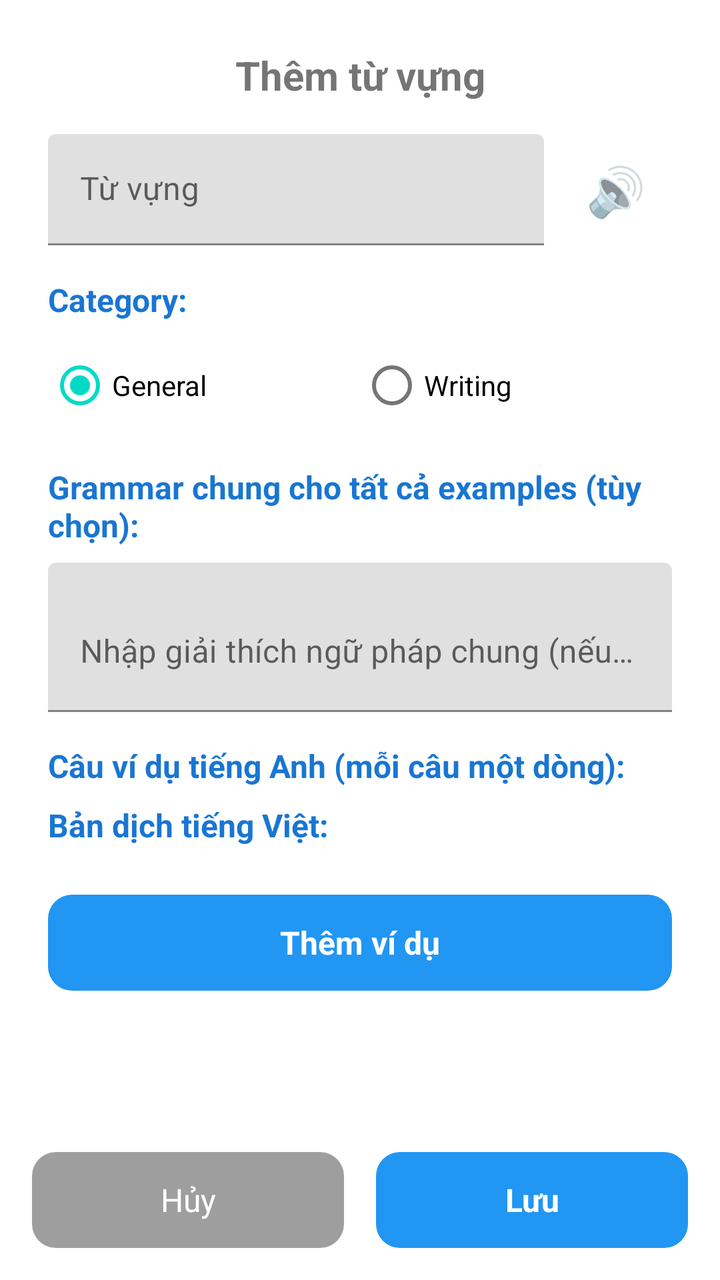
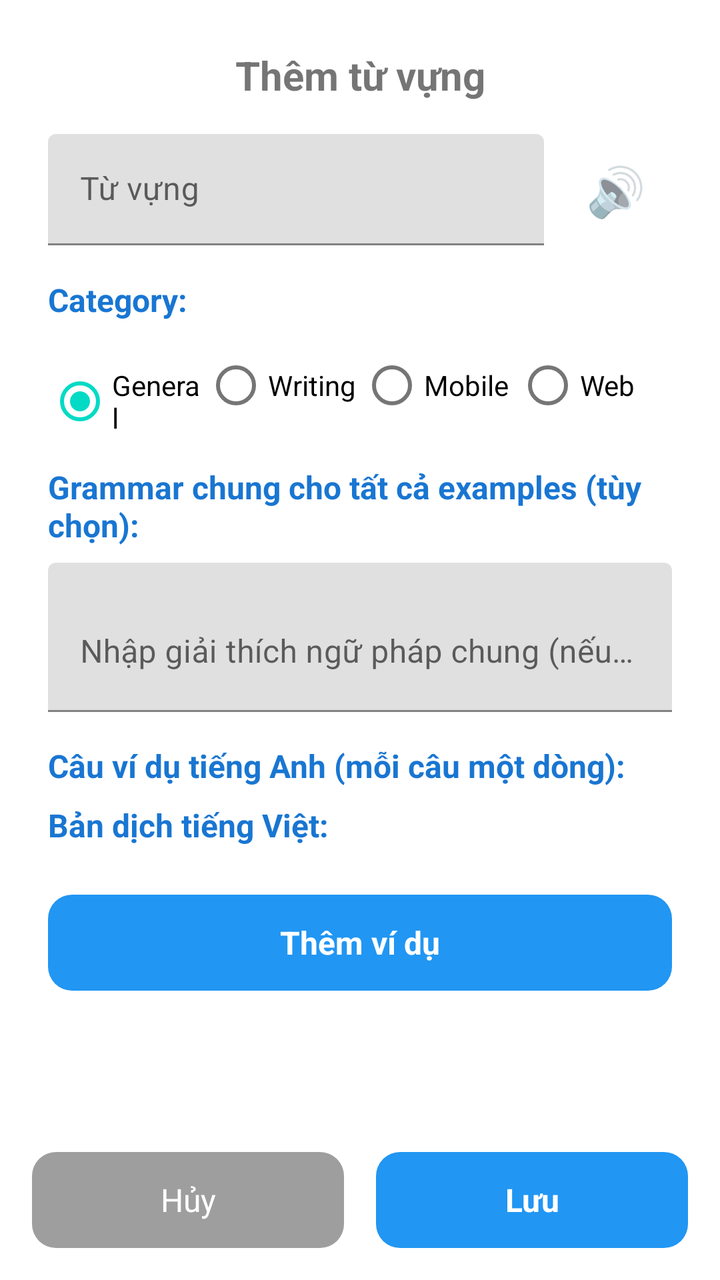

Two renders of the same Android screen: before a commit and after it. Below are the layout's source before the change and the commit's diff.
<!-- AndroidManifest.xml: application theme Theme.SpecialEnglishLearningApp -->
<!-- res/layout/dialog_add_vocabulary.xml -->
<?xml version="1.0" encoding="utf-8"?>
<LinearLayout xmlns:android="http://schemas.android.com/apk/res/android"
    android:layout_width="match_parent"
    android:layout_height="match_parent"
    android:orientation="vertical">

    <ScrollView
        android:layout_width="match_parent"
        android:layout_height="0dp"
        android:layout_weight="1"
        android:fillViewport="true">

        <LinearLayout
            android:layout_width="match_parent"
            android:layout_height="wrap_content"
            android:orientation="vertical"
            android:padding="24dp">

            <TextView
                android:layout_width="match_parent"
                android:layout_height="wrap_content"
                android:text="@string/add_vocabulary"
                android:textSize="20sp"
                android:textStyle="bold"
                android:layout_marginBottom="16dp"
                android:gravity="center" />

            <LinearLayout
                android:layout_width="match_parent"
                android:layout_height="wrap_content"
                android:layout_marginBottom="16dp"
                android:orientation="horizontal"
                android:gravity="center_vertical">

                <com.google.android.material.textfield.TextInputLayout
                    android:layout_width="0dp"
                    android:layout_height="wrap_content"
                    android:layout_weight="1"
                    android:hint="@string/word_hint">

                    <com.google.android.material.textfield.TextInputEditText
                        android:id="@+id/editTextWord"
                        android:layout_width="match_parent"
                        android:layout_height="wrap_content"
                        android:inputType="text" />

                </com.google.android.material.textfield.TextInputLayout>

                <TextView
                    android:id="@+id/buttonSpeaker"
                    android:layout_width="56dp"
                    android:layout_height="56dp"
                    android:text="🔊"
                    android:textSize="24sp"
                    android:gravity="center"
                    android:background="?attr/selectableItemBackgroundBorderless"
                    android:clickable="true"
                    android:focusable="true"
                    android:layout_marginStart="8dp" />

            </LinearLayout>

            <TextView
                android:layout_width="match_parent"
                android:layout_height="wrap_content"
                android:text="Category:"
                android:textSize="16sp"
                android:textStyle="bold"
                android:textColor="@color/blue_700"
                android:layout_marginBottom="8dp" />

            <RadioGroup
                android:id="@+id/radioGroupCategory"
                android:layout_width="match_parent"
                android:layout_height="wrap_content"
                android:orientation="horizontal"
                android:layout_marginBottom="16dp">

                <RadioButton
                    android:id="@+id/radioGeneral"
                    android:layout_width="0dp"
                    android:layout_height="wrap_content"
                    android:layout_weight="1"
                    android:text="General"
                    android:checked="true" />

                <RadioButton
                    android:id="@+id/radioWriting"
                    android:layout_width="0dp"
                    android:layout_height="wrap_content"
                    android:layout_weight="1"
                    android:text="Writing" />

            </RadioGroup>

            <TextView
                android:layout_width="match_parent"
                android:layout_height="wrap_content"
                android:text="Grammar chung cho tất cả examples (tùy chọn):"
                android:textSize="16sp"
                android:textStyle="bold"
                android:textColor="@color/blue_700"
                android:layout_marginBottom="8dp" />

            <com.google.android.material.textfield.TextInputLayout
                android:layout_width="match_parent"
                android:layout_height="wrap_content"
                android:hint="Nhập giải thích ngữ pháp chung (nếu cần)"
                android:layout_marginBottom="16dp">

                <com.google.android.material.textfield.TextInputEditText
                    android:id="@+id/editTextVocabularyGrammar"
                    android:layout_width="match_parent"
                    android:layout_height="wrap_content"
                    android:inputType="textMultiLine"
                    android:maxLines="3"
                    android:minLines="2" />

            </com.google.android.material.textfield.TextInputLayout>

            <TextView
                android:layout_width="match_parent"
                android:layout_height="wrap_content"
                android:text="Câu ví dụ tiếng Anh (mỗi câu một dòng):"
                android:textSize="16sp"
                android:textStyle="bold"
                android:textColor="@color/blue_700"
                android:layout_marginBottom="8dp" />

            <TextView
                android:layout_width="match_parent"
                android:layout_height="wrap_content"
                android:text="Bản dịch tiếng Việt:"
                android:textSize="16sp"
                android:textStyle="bold"
                android:textColor="@color/blue_700"
                android:layout_marginBottom="8dp" />

            <LinearLayout
                android:id="@+id/containerExamples"
                android:layout_width="match_parent"
                android:layout_height="wrap_content"
                android:orientation="vertical"
                android:layout_marginBottom="16dp" />

            <TextView
                android:id="@+id/buttonAddExample"
                android:layout_width="match_parent"
                android:layout_height="48dp"
                android:text="@string/add_example"
                android:textSize="16sp"
                android:textStyle="bold"
                android:gravity="center"
                android:background="@drawable/button_primary"
                android:textColor="@color/white"
                android:clickable="true"
                android:focusable="true" />

        </LinearLayout>

    </ScrollView>

    <LinearLayout
        android:layout_width="match_parent"
        android:layout_height="wrap_content"
        android:orientation="horizontal"
        android:padding="16dp"
        android:background="@android:color/white">

        <TextView
            android:id="@+id/buttonCancel"
            android:layout_width="0dp"
            android:layout_height="48dp"
            android:layout_weight="1"
            android:text="@string/cancel"
            android:textSize="16sp"
            android:gravity="center"
            android:background="@drawable/button_secondary"
            android:textColor="@color/white"
            android:layout_marginEnd="8dp"
            android:clickable="true"
            android:focusable="true" />

        <TextView
            android:id="@+id/buttonSave"
            android:layout_width="0dp"
            android:layout_height="48dp"
            android:layout_weight="1"
            android:text="@string/save"
            android:textSize="16sp"
            android:textStyle="bold"
            android:gravity="center"
            android:background="@drawable/button_primary"
            android:textColor="@color/white"
            android:layout_marginStart="8dp"
            android:clickable="true"
            android:focusable="true" />

    </LinearLayout>

</LinearLayout>
<!-- resources referenced by this layout -->
<resources>
  <color name="blue_700">#FF1976D2</color>
  <color name="white">#FFFFFFFF</color>
  <!-- drawable button_primary (drawable) -->
  <?xml version="1.0" encoding="utf-8"?>
  <selector xmlns:android="http://schemas.android.com/apk/res/android">
      <item android:state_pressed="true">
          <shape android:shape="rectangle">
              <corners android:radius="12dp" />
              <solid android:color="@color/blue_500" />
          </shape>
      </item>
      <item>
          <shape android:shape="rectangle">
              <corners android:radius="12dp" />
              <solid android:color="@color/blue_500" />
          </shape>
      </item>
  </selector>
  <!-- drawable button_secondary (drawable) -->
  <?xml version="1.0" encoding="utf-8"?>
  <selector xmlns:android="http://schemas.android.com/apk/res/android">
      <item android:state_pressed="true">
          <shape android:shape="rectangle">
              <corners android:radius="12dp" />
              <solid android:color="@color/gray_700" />
          </shape>
      </item>
      <item>
          <shape android:shape="rectangle">
              <corners android:radius="12dp" />
              <solid android:color="@color/gray_500" />
          </shape>
      </item>
  </selector>
  <string name="add_example">Thêm ví dụ</string>
  <string name="add_vocabulary">Thêm từ vựng</string>
  <string name="cancel">Hủy</string>
  <string name="save">Lưu</string>
  <string name="word_hint">Từ vựng</string>
  <style name="Theme.SpecialEnglishLearningApp" parent="Theme.MaterialComponents.DayNight.DarkActionBar">
          
          <item name="colorPrimary">@color/purple_500</item>
          <item name="colorPrimaryVariant">@color/purple_700</item>
          <item name="colorOnPrimary">@color/white</item>
          
          <item name="colorSecondary">@color/teal_200</item>
          <item name="colorSecondaryVariant">@color/teal_700</item>
          <item name="colorOnSecondary">@color/black</item>
          
          <item name="android:statusBarColor">?attr/colorPrimaryVariant</item>
          
      </style>
  <color name="blue_500">#FF2196F3</color>
  <color name="gray_700">#FF616161</color>
  <color name="gray_500">#FF9E9E9E</color>
  <color name="purple_500">#FF6200EE</color>
  <color name="purple_700">#FF3700B3</color>
  <color name="teal_200">#FF03DAC5</color>
  <color name="teal_700">#FF018786</color>
  <color name="black">#FF000000</color>
</resources>

<!-- the commit's change to res/layout/dialog_add_vocabulary.xml (unified diff, before → after) -->
@@ -90,6 +90,20 @@
                     android:layout_height="wrap_content"
                     android:layout_weight="1"
                     android:text="Writing" />
+
+                <RadioButton
+                    android:id="@+id/radioMobile"
+                    android:layout_width="0dp"
+                    android:layout_height="wrap_content"
+                    android:layout_weight="1"
+                    android:text="Mobile" />
+
+                <RadioButton
+                    android:id="@+id/radioWeb"
+                    android:layout_width="0dp"
+                    android:layout_height="wrap_content"
+                    android:layout_weight="1"
+                    android:text="Web" />
 
             </RadioGroup>
 
